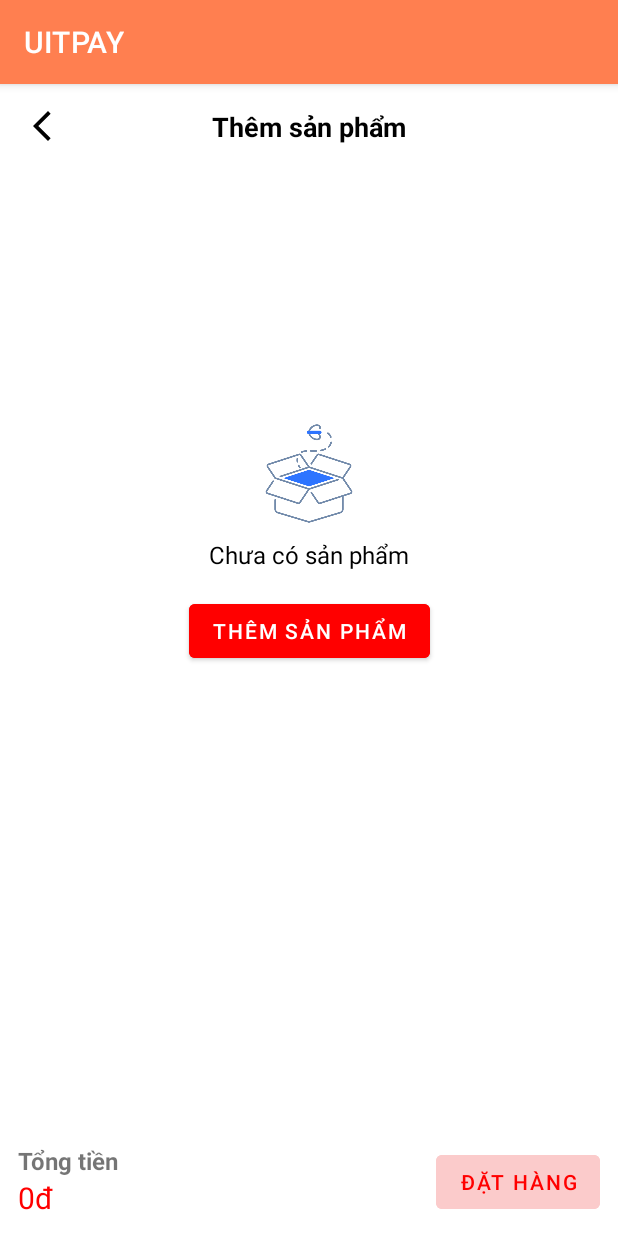
After one commit to VietDucc/shopping-pay, an Android app: the CartActivity screen opened directly, with no data from a screen before it, on a phone screen of 412 x 824 dp. The commit adds this screen. Run offline under Robolectric (Android 15) with nearby library versions, the phone set to English and light mode, and no system bars.

Commit message:
appearance_cart

```diff
--- a/app/src/main/AndroidManifest.xml
+++ b/app/src/main/AndroidManifest.xml
@@ -32,6 +32,7 @@
        <activity android:name=".ui.login.LoginActivity" />
         <activity android:name=".ui.signup.UserSignUpActivity"></activity>
         <activity android:name=".MainActivity" />
+        <activity android:name=".ui.cart.CartActivity" />
     </application>
 
 </manifest>
--- /dev/null
+++ b/app/src/main/java/com/example/uitpay/ui/cart/CartActivity.java
@@ -0,0 +1,21 @@
+package com.example.uitpay.ui.cart;
+
+import android.os.Bundle;
+
+import androidx.appcompat.app.AppCompatActivity;
+
+import com.example.uitpay.R;
+import com.google.android.material.appbar.MaterialToolbar;
+
+public class CartActivity extends AppCompatActivity {
+    @Override
+    protected void onCreate(Bundle savedInstanceState) {
+        super.onCreate(savedInstanceState);
+        setContentView(R.layout.activity_cart);
+
+        MaterialToolbar toolbar = findViewById(R.id.cart_toolbar);
+        toolbar.setNavigationOnClickListener(v -> {
+            finish();
+        });
+    }
+}
--- a/app/src/main/java/com/example/uitpay/ui/home/HomeFragment.java
+++ b/app/src/main/java/com/example/uitpay/ui/home/HomeFragment.java
@@ -1,5 +1,6 @@
 package com.example.uitpay.ui.home;
 
+import android.content.Intent;
 import android.os.Bundle;
 import android.view.LayoutInflater;
 import android.view.View;
@@ -15,6 +16,7 @@ import androidx.lifecycle.ViewModelProvider;
 import com.bumptech.glide.Glide;
 import com.example.uitpay.R;
 import com.example.uitpay.databinding.FragmentHomeBinding;
+import com.example.uitpay.ui.cart.CartActivity;
 
 public class HomeFragment extends Fragment {
 
@@ -44,6 +46,15 @@ public class HomeFragment extends Fragment {
             }
         });
 
+        binding.topAppBar.setOnMenuItemClickListener(item -> {
+            if (item.getItemId() == R.id.shopping_cart) {
+                Intent intent = new Intent(requireContext(), CartActivity.class);
+                startActivity(intent);
+                return true;
+            }
+            return false;
+        });
+
         return root;
     }
 
--- /dev/null
+++ b/app/src/main/res/drawable/ic_arrow_back.xml
@@ -0,0 +1,5 @@
+<vector xmlns:android="http://schemas.android.com/apk/res/android" android:height="24dp" android:tint="#000000" android:viewportHeight="24" android:viewportWidth="24" android:width="24dp">
+
+    <path android:fillColor="@android:color/white" android:pathData="M17.77,3.77l-1.77,-1.77l-10,10l10,10l1.77,-1.77l-8.23,-8.23z"/>
+
+</vector>
--- /dev/null
+++ b/app/src/main/res/layout/activity_cart.xml
@@ -0,0 +1,125 @@
+<?xml version="1.0" encoding="utf-8"?>
+<androidx.constraintlayout.widget.ConstraintLayout
+    xmlns:android="http://schemas.android.com/apk/res/android"
+    xmlns:app="http://schemas.android.com/apk/res-auto"
+    android:layout_width="match_parent"
+    android:layout_height="match_parent"
+    android:background="@color/white">
+
+    <com.google.android.material.appbar.MaterialToolbar
+        android:id="@+id/cart_toolbar"
+        android:layout_width="0dp"
+        android:layout_height="?attr/actionBarSize"
+        android:background="@android:color/white"
+        app:navigationIcon="@drawable/ic_arrow_back"
+        app:layout_constraintTop_toTopOf="parent"
+        app:layout_constraintLeft_toLeftOf="parent"
+        app:layout_constraintRight_toRightOf="parent"
+        />
+    <TextView
+        android:id="@+id/cart_title_center"
+        android:layout_width="wrap_content"
+        android:layout_height="wrap_content"
+        android:text="@string/title_add_item"
+        android:textSize="18sp"
+        android:textStyle="bold"
+        android:textColor="@android:color/black"
+        app:layout_constraintTop_toTopOf="@id/cart_toolbar"
+        app:layout_constraintBottom_toBottomOf="@id/cart_toolbar"
+        app:layout_constraintLeft_toLeftOf="parent"
+        app:layout_constraintRight_toRightOf="parent" />
+
+    <androidx.constraintlayout.widget.ConstraintLayout
+        android:id="@+id/container_cart_content"
+        android:layout_width="0dp"
+        android:layout_height="0dp"
+        android:background="@color/white"
+        app:layout_constraintTop_toBottomOf="@id/cart_toolbar"
+        app:layout_constraintBottom_toBottomOf="parent"
+        app:layout_constraintStart_toStartOf="parent"
+        app:layout_constraintEnd_toEndOf="parent">
+
+        <!-- Giỏ hàng rỗng -->
+        <ImageView
+            android:id="@+id/cart_empty_icon"
+            android:layout_width="72dp"
+            android:layout_height="72dp"
+            android:layout_marginTop="48dp"
+            android:src="@drawable/ic_empty"
+            app:layout_constraintBottom_toBottomOf="parent"
+            app:layout_constraintHorizontal_bias="0.5"
+            app:layout_constraintLeft_toLeftOf="parent"
+            app:layout_constraintRight_toRightOf="parent"
+            app:layout_constraintTop_toTopOf="parent"
+            app:layout_constraintVertical_bias="0.2" />
+
+        <TextView
+            android:id="@+id/cart_empty_text"
+            android:layout_width="wrap_content"
+            android:layout_height="wrap_content"
+            android:text="@string/title_empty"
+            android:textSize="16sp"
+            android:textColor="@android:color/black"
+            android:layout_marginTop="8dp"
+            app:layout_constraintTop_toBottomOf="@id/cart_empty_icon"
+            app:layout_constraintLeft_toLeftOf="parent"
+            app:layout_constraintRight_toRightOf="parent" />
+
+        <!-- Nút thêm sản phẩm -->
+        <com.google.android.material.button.MaterialButton
+            android:id="@+id/add_product_button"
+            android:layout_width="wrap_content"
+            android:layout_height="wrap_content"
+            android:text="@string/title_add_item"
+            android:textAllCaps="true"
+            android:textColor="@android:color/white"
+            android:backgroundTint="@color/red"
+            android:layout_marginTop="16dp"
+            app:layout_constraintTop_toBottomOf="@id/cart_empty_text"
+            app:layout_constraintLeft_toLeftOf="parent"
+            app:layout_constraintRight_toRightOf="parent" />
+    </androidx.constraintlayout.widget.ConstraintLayout>
+    <androidx.constraintlayout.widget.ConstraintLayout
+        android:id="@+id/cart_bottom"
+        android:layout_width="0dp"
+        android:layout_height="wrap_content"
+        android:background="@color/white"
+        android:padding="12dp"
+        app:layout_constraintBottom_toBottomOf="parent"
+        app:layout_constraintStart_toStartOf="parent"
+        app:layout_constraintEnd_toEndOf="parent">
+
+        <!-- Tổng tiền và đặt hàng -->
+        <TextView
+            android:id="@+id/cart_total_text"
+            android:layout_width="wrap_content"
+            android:layout_height="wrap_content"
+            android:text="@string/title_total_label"
+            android:textSize="16sp"
+            android:textStyle="bold"
+            app:layout_constraintTop_toTopOf="parent"
+            app:layout_constraintLeft_toLeftOf="parent" />
+        <TextView
+            android:id="@+id/cart_total_price"
+            android:layout_width="wrap_content"
+            android:layout_height="wrap_content"
+            android:text="@string/title_total_cost"
+            android:textColor="@color/red"
+            android:textSize="20sp"
+            app:layout_constraintTop_toBottomOf="@id/cart_total_text"
+            app:layout_constraintLeft_toLeftOf="parent" />
+
+        <!-- Nút Thanh Toán -->
+        <com.google.android.material.button.MaterialButton
+            android:id="@+id/btn_checkout"
+            android:layout_width="0dp"
+            android:layout_height="wrap_content"
+            android:text="@string/title_checkout"
+            android:textAllCaps="true"
+            android:backgroundTint="#FBCBCB"
+            android:textColor="@color/red"
+            android:enabled="false"
+            app:layout_constraintBottom_toBottomOf="parent"
+            app:layout_constraintRight_toRightOf="parent" />
+    </androidx.constraintlayout.widget.ConstraintLayout>
+</androidx.constraintlayout.widget.ConstraintLayout>
--- a/app/src/main/res/layout/fragment_home.xml
+++ b/app/src/main/res/layout/fragment_home.xml
@@ -5,6 +5,16 @@
     android:layout_width="match_parent"
     android:layout_height="match_parent"
     tools:context=".ui.home.HomeFragment">
+
+    <com.google.android.material.appbar.MaterialToolbar
+        android:id="@+id/top_app_bar"
+        android:layout_width="match_parent"
+        android:layout_height="?attr/actionBarSize"
+        android:background="@color/white"
+        app:layout_constraintTop_toTopOf="parent"
+        app:layout_constraintLeft_toLeftOf="parent"
+        app:layout_constraintRight_toRightOf="parent"
+        app:menu="@menu/top_app_bar_menu" />
 
     <ImageView
         android:id="@+id/user_image"
--- /dev/null
+++ b/app/src/main/res/menu/top_app_bar_menu.xml
@@ -0,0 +1,9 @@
+<?xml version="1.0" encoding="utf-8"?>
+<menu xmlns:android="http://schemas.android.com/apk/res/android"
+    xmlns:app="http://schemas.android.com/apk/res-auto">
+    <item
+        android:id="@+id/shopping_cart"
+        android:icon="@drawable/ic_cart"
+        android:title="@string/title_cart"
+        app:showAsAction="always" />
+</menu>
--- a/app/src/main/res/values/colors.xml
+++ b/app/src/main/res/values/colors.xml
@@ -7,6 +7,7 @@
     <color name="teal_700">#FF018786</color>
     <color name="black">#FF000000</color>
     <color name="white">#FFFFFFFF</color>
+    <color name="red">#ff0000</color>
     <color name="primary_red">#E60000</color>
     <color name="primary_red_dark">#B30000</color>
     <color name="accent_color">#FFC107</color>
--- a/app/src/main/res/values/strings.xml
+++ b/app/src/main/res/values/strings.xml
@@ -17,4 +17,11 @@
     <string name="sign_up_user_title">Sign up for User</string>
     <string name="sign_up_user">Sign Up</string>
     <string name="already_have_user_account">I have user account</string>
+<!-- shopping cart-->
+    <string name="title_cart">Giỏ hàng</string>
+    <string name="title_add_item">Thêm sản phẩm</string>
+    <string name="title_empty">Chưa có sản phẩm</string>
+    <string name="title_checkout">Đặt hàng</string>
+    <string name="title_total_label">Tổng tiền</string>
+    <string name="title_total_cost">0đ</string>
 </resources>
```
Also changed, not shown: app/src/main/res/drawable/ic_cart.png (added), app/src/main/res/drawable/ic_empty.png (added).
